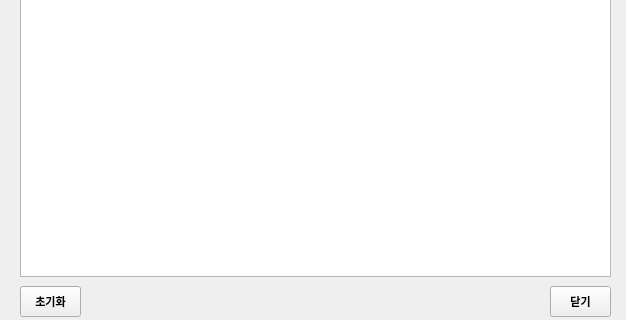
First picture: the form in overtime_v1.1/ui/dept_ref.ui, repository RaineyLee/overtime, before the edit; both pictures show x 0 to 626 and y 494 to 814 of the 626 by 814 pixel window.
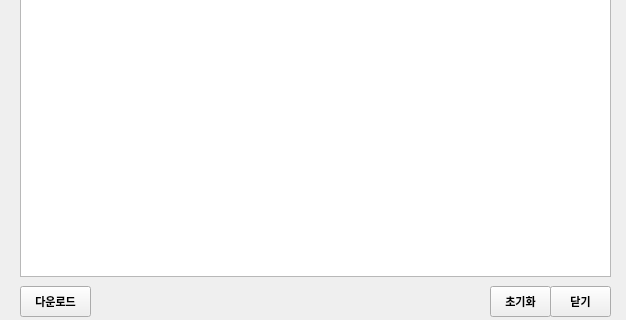
Second picture: the form after the edit.

Patch:
```diff
--- a/overtime_v1.1/ui/dept_ref.ui
+++ b/overtime_v1.1/ui/dept_ref.ui
@@ -376,7 +376,7 @@
   <widget class="QPushButton" name="btn_clear">
    <property name="geometry">
     <rect>
-     <x>20</x>
+     <x>490</x>
      <y>780</y>
      <width>61</width>
      <height>31</height>
@@ -394,6 +394,27 @@
     <string>초기화</string>
    </property>
   </widget>
+  <widget class="QPushButton" name="btn_download">
+   <property name="geometry">
+    <rect>
+     <x>20</x>
+     <y>780</y>
+     <width>71</width>
+     <height>31</height>
+    </rect>
+   </property>
+   <property name="font">
+    <font>
+     <family>Arial</family>
+     <pointsize>8</pointsize>
+     <weight>75</weight>
+     <bold>true</bold>
+    </font>
+   </property>
+   <property name="text">
+    <string>다운로드</string>
+   </property>
+  </widget>
  </widget>
  <resources/>
  <connections/>
```
